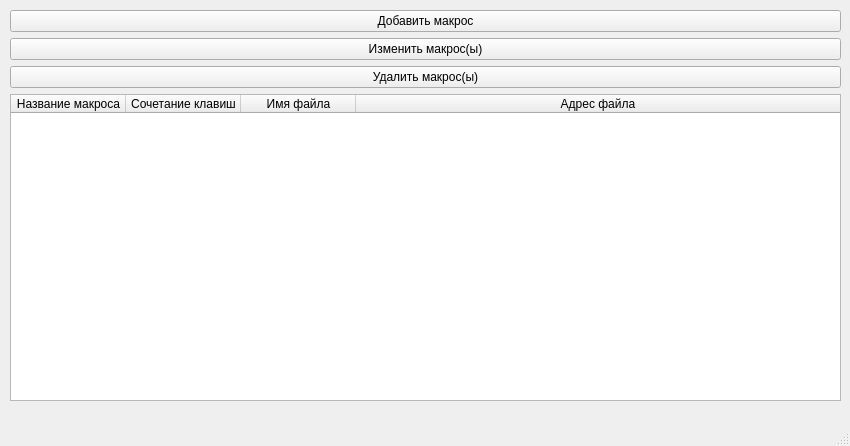
Qt form design/ui/macros.ui (ashigaru0/Macroses-PCProgram) before a commit.
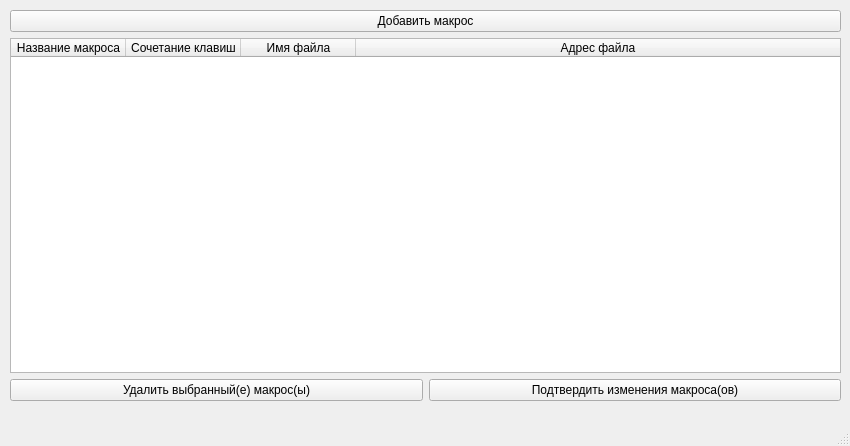
The same form after that commit.

```diff
--- a/design/ui/macros.ui
+++ b/design/ui/macros.ui
@@ -24,20 +24,6 @@
      </rect>
     </property>
     <layout class="QGridLayout" name="gridLayout">
-     <item row="3" column="0">
-      <widget class="QPushButton" name="del_btn">
-       <property name="text">
-        <string>Удалить макрос(ы)</string>
-       </property>
-      </widget>
-     </item>
-     <item row="1" column="0">
-      <widget class="QPushButton" name="change_btn">
-       <property name="text">
-        <string>Изменить макрос(ы)</string>
-       </property>
-      </widget>
-     </item>
      <item row="0" column="0">
       <widget class="QPushButton" name="add_btn">
        <property name="text">
@@ -75,6 +61,24 @@
        </column>
       </widget>
      </item>
+     <item row="5" column="0">
+      <layout class="QHBoxLayout" name="horizontalLayout">
+       <item>
+        <widget class="QPushButton" name="del_btn">
+         <property name="text">
+          <string>Удалить выбранный(е) макрос(ы)</string>
+         </property>
+        </widget>
+       </item>
+       <item>
+        <widget class="QPushButton" name="change_btn">
+         <property name="text">
+          <string>Подтвердить изменения макроса(ов)</string>
+         </property>
+        </widget>
+       </item>
+      </layout>
+     </item>
     </layout>
    </widget>
   </widget>
```
